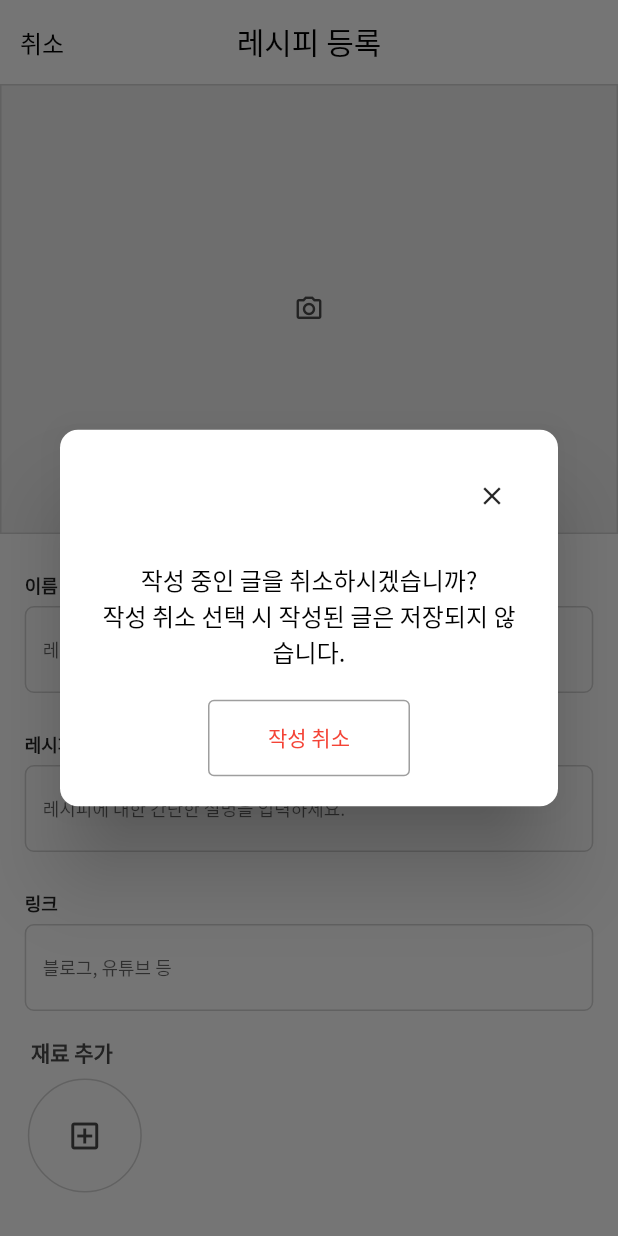
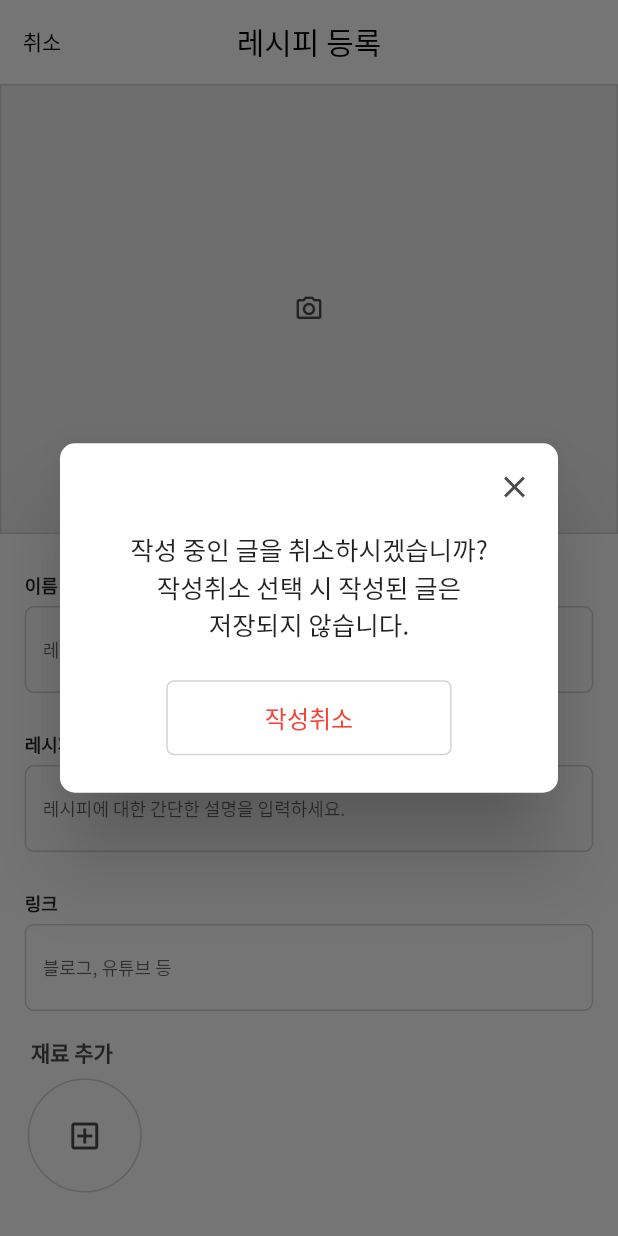
Before and after one commit to sunha12/refrigerator_recipe, a Flutter app: the RecipeRegistrationPage screen opened directly, after a tap on "취소", on a phone screen of 412 x 824 dp. Run offline on Flutter 3.47's test engine with Material 2 defaults, Android fonts, the phone set to English and light mode, and no system bars; our stand-ins replace device_info_plus, device_preview, flutter_svg, get, shared_preferences, table_calendar; missing offline and left inert: moment_dart; accounts and stored records are empty; project files that could hold a hidden picture were left out.

Commit message:
23.12.1 sunha update3

```diff
--- a/lib/screens/password_auth_srceens.dart
+++ b/lib/screens/password_auth_srceens.dart
@@ -119,7 +119,8 @@ class _PasswordAuthScreensState extends State<PasswordAuthScreens> {
                           );
                         },
                         buttonText: '확인',
-                        alertText: '인증되었습니다.');
+                        alertText: '인증되었습니다.',
+                        textColor: Colors.black);
                   },
                 );
               },
--- a/lib/screens/signup_screens.dart
+++ b/lib/screens/signup_screens.dart
@@ -282,7 +282,9 @@ class _SignupScreensState extends State<SignupScreens> {
                           );
                         },
                         buttonText: '확인',
-                          alertText: '가입이 완료되었습니다.');
+                        alertText: '가입이 완료되었습니다.',
+                        textColor: Colors.black,
+                      );
                     },
                   );
                 },
--- a/lib/widgets/back_button_widgets.dart
+++ b/lib/widgets/back_button_widgets.dart
@@ -6,6 +6,7 @@ import 'package:flutter/src/widgets/placeholder.dart';
 import 'package:get/get.dart';
 import 'package:refrigerator_recipe_app/constants/constants.dart';
 import 'package:refrigerator_recipe_app/styles/theme.dart';
+import 'package:refrigerator_recipe_app/widgets/notification_window_widgets.dart';
 
 //뒤로가기 위젯
 class BackButtonWidgets extends StatelessWidget {
@@ -420,12 +421,28 @@ class CancleButtonWidgets extends StatelessWidget {
         centerTitle: true,
         backgroundColor: Color(0xffffffff),
         leading: TextButton(
-          onPressed: () => _showCancelDialog(context),
+          onPressed: () {
+            showDialog(
+              barrierDismissible: false, // 외부를 터치해도 창이 사라지지 않도록 설정
+              context: context,
+              builder: (BuildContext context) {
+                return NotificationWindowWidgets(
+                  alertText: '작성 중인 글을 취소하시겠습니까?\n작성취소 선택 시 작성된 글은\n저장되지 않습니다.',
+                  onPressed: () {
+                    Navigator.pop(context);
+                    Navigator.pop(context);
+                  },
+                  buttonText: '작성취소',
+                  textColor: Colors.red,
+                );
+              },
+            );
+          },
           child: Text(
             '취소',
             style: TextStyle(
               color: Colors.black,
-              fontSize: 16,
+              fontSize: 14,
             ),
           ),
         ),
@@ -433,62 +450,4 @@ class CancleButtonWidgets extends StatelessWidget {
       ),
     );
   }
-
-  void _showCancelDialog(BuildContext context) {
-    showDialog(
-      context: context,
-      barrierDismissible: false, // 바깥쪽을 눌러서 다이얼로그를 닫을 수 없게 설정
-      builder: (BuildContext context) {
-        return AlertDialog(
-          shape: RoundedRectangleBorder(
-            borderRadius: BorderRadius.circular(12.0), // 다이얼로그 모서리를 둥글게
-          ),
-          titlePadding: EdgeInsets.fromLTRB(20.0, 20.0, 20.0, 0.0), // 타이틀 패딩 조정
-          title: Align(
-            alignment: Alignment.topRight,
-            child: IconButton(
-              icon: Icon(Icons.close, size: 20.0), // X 아이콘
-              onPressed: () {
-                Navigator.of(context).pop(); // 알림창 닫기
-              },
-            ),
-          ),
-          content: Text(
-            '작성 중인 글을 취소하시겠습니까?\n작성 취소 선택 시 작성된 글은 저장되지 않습니다.',
-            textAlign: TextAlign.center,
-            style: TextStyle(
-              color: Colors.black,
-              fontSize: 16.0,
-            ),
-          ),
-          contentPadding: EdgeInsets.symmetric(
-              horizontal: 24.0, vertical: 20.0), // 컨텐츠 패딩 조정
-          actionsAlignment: MainAxisAlignment.center,
-          actions: [
-            TextButton(
-              style: TextButton.styleFrom(
-                padding: EdgeInsets.symmetric(vertical: 15.0, horizontal: 40.0),
-                side: BorderSide(color: Colors.grey, width: 1), // 회색 테두리
-                shape: RoundedRectangleBorder(
-                  borderRadius: BorderRadius.circular(4.0), // 버튼 모서리 둥글게
-                ),
-              ),
-              child: Text(
-                '작성 취소',
-                style: TextStyle(
-                  color: Colors.red, // 버튼 글자 색상
-                  fontSize: 14.0,
-                ),
-              ),
-              onPressed: () {
-                Navigator.of(context).pop(); // 알림창 닫기
-                Navigator.of(context).pop(); // 이전 화면으로 돌아가기
-              },
-            ),
-          ],
-          actionsPadding: EdgeInsets.only(bottom: 20.0), // 액션 버튼의 하단 패딩 조정
-        );
-      },
-    );
-  }
 }
--- a/lib/widgets/button_widgets.dart
+++ b/lib/widgets/button_widgets.dart
@@ -232,8 +232,8 @@ class _TextButtonWidgetsState extends State<TextButtonWidgets> {
       decoration: BoxDecoration(
         border: Border(
           bottom: BorderSide(
-            width: 1,
-            color: widget.bar == true ? AppTheme.line_thin : Colors.transparent,
+            width: 0.5,
+            color: widget.bar == true ? AppTheme.gray_D4 : Colors.transparent,
           ),
         ),
       ),
--- a/lib/widgets/notification_window_widgets.dart
+++ b/lib/widgets/notification_window_widgets.dart
@@ -7,11 +7,13 @@ import 'package:refrigerator_recipe_app/styles/theme.dart';
 //동작 버튼이 중앙에 한 개인 경우
 class NotificationWindowWidgets extends StatelessWidget {
   final String buttonText;
+  final Color textColor;
   final String alertText;
   final VoidCallback onPressed;
   const NotificationWindowWidgets({
     super.key,
     required this.buttonText,
+    required this.textColor,
     required this.alertText,
     required this.onPressed,
   });
@@ -50,6 +52,7 @@ class NotificationWindowWidgets extends StatelessWidget {
                     child: Text(
                       alertText,
                       style: TextStyle(fontSize: 17),
+                      textAlign: TextAlign.center,
                     )),
                 Align(
                   alignment: Alignment.center,
@@ -89,6 +92,7 @@ class NotificationWindowWidgets extends StatelessWidget {
                             horizontal: MediaWidth(context, 0.14)),
                         child: Text(
                           buttonText,
+                          style: TextStyle(color: textColor),
                         ),
                       ),
                     ),
```
Also changed, not shown: lib/screens/settings.dart (+107 -66 lines). Lines whose indentation alone changed are shown as unchanged.
